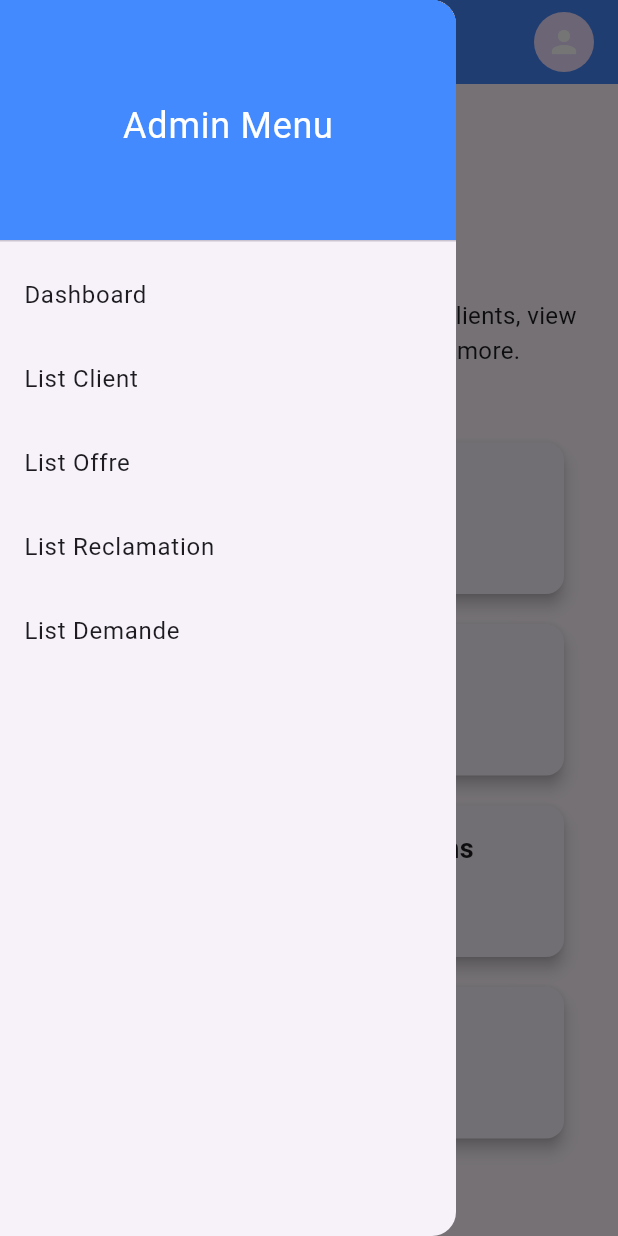
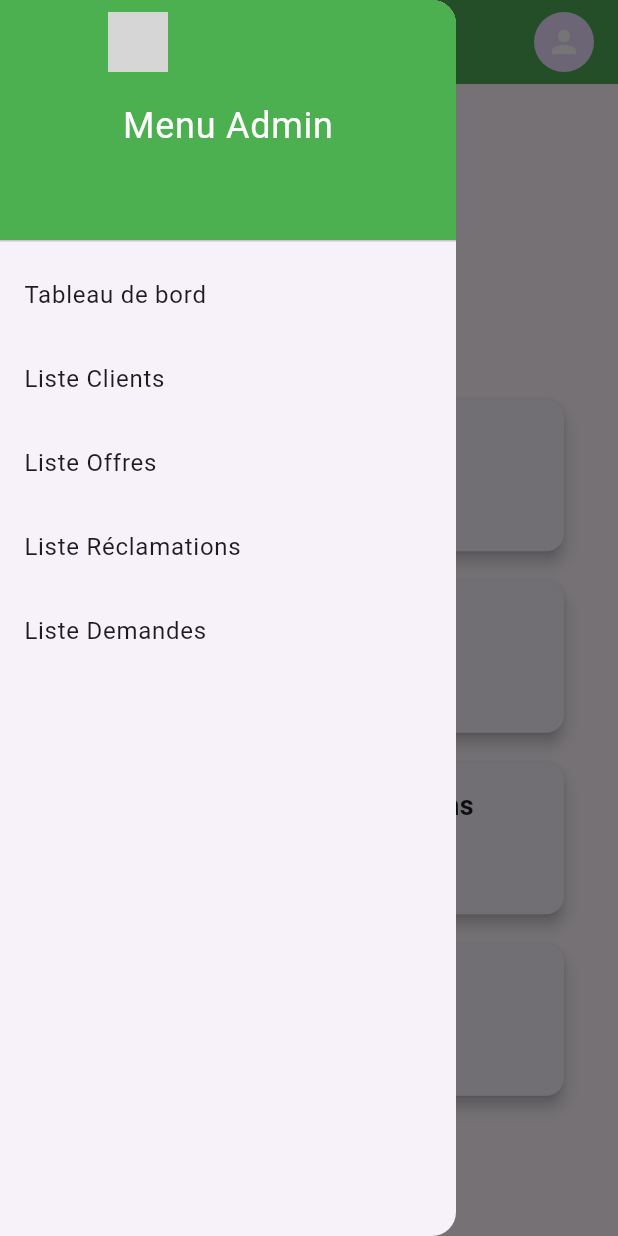
Before and after one commit to yassineB999/AL-AKHDAR-BANK-APP, a Flutter app: the HomeAdmin screen opened by its route, after a tap on the "menu" icon, on a phone screen of 412 x 824 dp. Run offline on Flutter 3.47's test engine with Material 3 defaults, Android fonts, the light colour scheme and no system bars; our stand-ins replace concentric_transition, shared_preferences; accounts and stored records are empty; network calls fail; grey boxes are pictures that could not be loaded.

Commit message:
adding the front end and back end fixing design

```diff
--- a/frontend/lib/Admin/HomeAdmin.dart
+++ b/frontend/lib/Admin/HomeAdmin.dart
@@ -13,7 +13,7 @@ class _HomeAdminState extends State<HomeAdmin> {
   int totalClients = 0;
   int totalOffres = 0;
   int totalReclamations = 0;
-  int totalDemande = 0; // New variable to store total demands
+  int totalDemande = 0; // Nouvelle variable pour stocker le nombre total de demandes
 
   @override
   void initState() {
@@ -21,7 +21,7 @@ class _HomeAdminState extends State<HomeAdmin> {
     _fetchTotalClients();
     _fetchTotalOffres();
     _fetchTotalReclamations();
-    _fetchTotalDemande(); // Fetch total demands on init
+    _fetchTotalDemande(); // Récupérer le nombre total de demandes lors de l'initialisation
   }
 
   Future<void> _fetchTotalClients() async {
@@ -31,7 +31,7 @@ class _HomeAdminState extends State<HomeAdmin> {
         totalClients = clients;
       });
     } catch (e) {
-      print('Failed to fetch total clients: $e');
+      print('Échec de la récupération du nombre total de clients : $e');
     }
   }
 
@@ -42,7 +42,7 @@ class _HomeAdminState extends State<HomeAdmin> {
         totalOffres = offres;
       });
     } catch (e) {
-      print('Failed to fetch total offers: $e');
+      print('Échec de la récupération du nombre total d\'offres : $e');
     }
   }
 
@@ -53,18 +53,18 @@ class _HomeAdminState extends State<HomeAdmin> {
         totalReclamations = reclamations;
       });
     } catch (e) {
-      print('Failed to fetch total reclamations: $e');
+      print('Échec de la récupération du nombre total de réclamations : $e');
     }
   }
 
   Future<void> _fetchTotalDemande() async {
     try {
-      int demandes = await AdminService.getTotalDemandes(); // Fetch the total demands
+      int demandes = await AdminService.getTotalDemandes(); // Récupérer le nombre total de demandes
       setState(() {
         totalDemande = demandes;
       });
     } catch (e) {
-      print('Failed to fetch total demands: $e');
+      print('Échec de la récupération du nombre total de demandes : $e');
     }
   }
 
@@ -77,7 +77,7 @@ class _HomeAdminState extends State<HomeAdmin> {
       child: Scaffold(
         key: _scaffoldKey,
         appBar: AppBar(
-          backgroundColor: Colors.blueAccent,
+          backgroundColor: Colors.green,
           elevation: 2,
           titleSpacing: 0,
           leading: isLargeScreen
@@ -89,10 +89,16 @@ class _HomeAdminState extends State<HomeAdmin> {
           title: Padding(
             padding: const EdgeInsets.symmetric(horizontal: 16.0),
             child: Row(
-              mainAxisAlignment: MainAxisAlignment.center,
+              mainAxisAlignment: MainAxisAlignment.start,
               children: [
+                Image.asset(
+                  'assets/images/1.png',
+                  height: 40, // Ajuster la taille du logo
+                  fit: BoxFit.contain,
+                ),
+                SizedBox(width: 16), // Ajouter un espace entre le logo et le texte
                 const Text(
-                  "Admin Dashboard",
+                  "",
                   style: TextStyle(
                       color: Colors.white,
                       fontWeight: FontWeight.bold,
@@ -117,21 +123,20 @@ class _HomeAdminState extends State<HomeAdmin> {
               mainAxisAlignment: MainAxisAlignment.center,
               children: [
                 Text(
-                  "Welcome to the Admin Dashboard!",
+                  "",
                   style: TextStyle(fontSize: 24, fontWeight: FontWeight.bold),
                 ),
                 SizedBox(height: 20),
                 Text(
-                  "Use the navigation menu to manage clients, view offers, "
-                      "handle reclamations, and more.",
+                  "",
                   style: TextStyle(fontSize: 16),
                   textAlign: TextAlign.center,
                 ),
                 SizedBox(height: 40),
                 _buildDashboardCard("Total Clients", totalClients.toString()),
-                _buildDashboardCard("Total Offers", totalOffres.toString()),
-                _buildDashboardCard("Total Reclamations", totalReclamations.toString()),
-                _buildDashboardCard("Total Demands", totalDemande.toString()), // New card for total demands
+                _buildDashboardCard("Total Offres", totalOffres.toString()),
+                _buildDashboardCard("Total Réclamations", totalReclamations.toString()),
+                _buildDashboardCard("Total Demandes", totalDemande.toString()), // Nouvelle carte pour le nombre total de demandes
               ],
             ),
           ),
@@ -145,11 +150,11 @@ class _HomeAdminState extends State<HomeAdmin> {
       children: [
         DrawerHeader(
           decoration: BoxDecoration(
-            color: Colors.blueAccent,
+            color: Colors.green,
           ),
           child: Center(
             child: Text(
-              'Admin Menu',
+              'Menu Admin',
               style: TextStyle(
                 color: Colors.white,
                 fontSize: 24,
@@ -178,8 +183,7 @@ class _HomeAdminState extends State<HomeAdmin> {
           _handleNavigation(context, item);
         },
         child: Padding(
-          padding: const EdgeInsets.symmetric(
-              vertical: 24.0, horizontal: 16),
+          padding: const EdgeInsets.symmetric(vertical: 24.0, horizontal: 16),
           child: Text(
             item,
             style: const TextStyle(fontSize: 18, color: Colors.white),
@@ -192,22 +196,22 @@ class _HomeAdminState extends State<HomeAdmin> {
 
   void _handleNavigation(BuildContext context, String item) {
     switch (item) {
-      case 'List Client':
+      case 'Liste Clients':
         Navigator.pushNamed(context, '/manageclients');
         break;
-      case 'List Offre':
+      case 'Liste Offres':
         Navigator.pushNamed(context, '/manageoffre');
         break;
-      case 'List Reclamation':
+      case 'Liste Réclamations':
         Navigator.pushNamed(context, '/managereclamation');
         break;
-      case 'List Demande':
+      case 'Liste Demandes':
         Navigator.pushNamed(context, '/managedemande');
         break;
-      case 'Profile':
+      case 'Profil':
         Navigator.pushNamed(context, '/profile');
         break;
-    // Add more cases for other items if needed
+    // Ajouter plus de cas pour d'autres éléments si nécessaire
     }
   }
 
@@ -220,7 +224,7 @@ class _HomeAdminState extends State<HomeAdmin> {
         child: Row(
           mainAxisAlignment: MainAxisAlignment.center,
           children: [
-            Icon(Icons.group, size: 40, color: Colors.blueAccent),
+            Icon(Icons.group, size: 40, color: Colors.green),
             SizedBox(width: 20),
             Column(
               crossAxisAlignment: CrossAxisAlignment.start,
@@ -231,7 +235,7 @@ class _HomeAdminState extends State<HomeAdmin> {
                 ),
                 Text(
                   value,
-                  style: TextStyle(fontSize: 30, color: Colors.blueAccent),
+                  style: TextStyle(fontSize: 30, color: Colors.green),
                 ),
               ],
             ),
@@ -243,11 +247,11 @@ class _HomeAdminState extends State<HomeAdmin> {
 }
 
 final List<String> _menuItems = <String>[
-  'Dashboard',
-  'List Client',
-  'List Offre',
-  'List Reclamation',
-  'List Demande',
+  'Tableau de bord',
+  'Liste Clients',
+  'Liste Offres',
+  'Liste Réclamations',
+  'Liste Demandes',
 ];
 
 enum Menu { profile, signOut }
@@ -266,7 +270,7 @@ class _ProfileIcon extends StatelessWidget {
             Navigator.pushNamed(context, '/profile');
             break;
           case Menu.signOut:
-          // Handle sign out
+          // Gérer la déconnexion
             await Provider.of<AuthProvider>(context, listen: false).signOut();
             Navigator.pushNamedAndRemoveUntil(context, '/auth', (route) => false);
             break;
@@ -275,11 +279,11 @@ class _ProfileIcon extends StatelessWidget {
       itemBuilder: (BuildContext context) => <PopupMenuEntry<Menu>>[
         const PopupMenuItem<Menu>(
           value: Menu.profile,
-          child: Text('Profile'),
+          child: Text('Profil'),
         ),
         const PopupMenuItem<Menu>(
           value: Menu.signOut,
-          child: Text('Sign Out'),
+          child: Text('Déconnexion'),
         ),
       ],
     );
--- a/frontend/lib/Admin/ManageReclamation.dart
+++ b/frontend/lib/Admin/ManageReclamation.dart
@@ -31,7 +31,7 @@ class _ManageReclamationState extends State<ManageReclamation> {
       context: context,
       builder: (context) {
         return AlertDialog(
-          title: Text('Reclamation Details'),
+          title: Text('Détails de la Réclamation'),
           content: SingleChildScrollView(
             child: Column(
               mainAxisSize: MainAxisSize.min,
@@ -40,20 +40,20 @@ class _ManageReclamationState extends State<ManageReclamation> {
                 _buildDetailRow('Date', reclamation.date.split('T')[0]), // Format date if necessary
                 _buildDetailRow('Description', reclamation.description),
                 _buildDetailRow('Type', reclamation.type),
-                _buildDetailRow('Status', reclamation.status),
+                _buildDetailRow('Statut', reclamation.status),
                 SizedBox(height: 10),
-                Text('User Details', style: TextStyle(fontWeight: FontWeight.bold)),
-                _buildDetailRow('User ID', reclamation.utilisateur.idUtilisateur.toString()),
-                _buildDetailRow('Name', '${reclamation.utilisateur.nom} ${reclamation.utilisateur.prenom}'),
+                Text('Détails de l\'Utilisateur', style: TextStyle(fontWeight: FontWeight.bold)),
+                _buildDetailRow('ID Utilisateur', reclamation.utilisateur.idUtilisateur.toString()),
+                _buildDetailRow('Nom', '${reclamation.utilisateur.nom} ${reclamation.utilisateur.prenom}'),
                 _buildDetailRow('Email', reclamation.utilisateur.email),
-                _buildDetailRow('Phone Number', reclamation.utilisateur.numerotelephone),
+                _buildDetailRow('Numéro de Téléphone', reclamation.utilisateur.numerotelephone),
               ],
             ),
           ),
           actions: [
             TextButton(
               onPressed: () => Navigator.of(context).pop(),
-              child: Text('Close'),
+              child: Text('Fermer'),
             ),
           ],
         );
@@ -105,11 +105,11 @@ class _ManageReclamationState extends State<ManageReclamation> {
       });
 
       ScaffoldMessenger.of(context).showSnackBar(
-        SnackBar(content: Text('Status updated successfully')),
+        SnackBar(content: Text('Statut mis à jour avec succès')),
       );
     } catch (e) {
       ScaffoldMessenger.of(context).showSnackBar(
-        SnackBar(content: Text('Failed to update status: $e')),
+        SnackBar(content: Text('Échec de la mise à jour du statut: $e')),
       );
     }
   }
@@ -118,7 +118,7 @@ class _ManageReclamationState extends State<ManageReclamation> {
   Widget build(BuildContext context) {
     return Scaffold(
       appBar: AppBar(
-        title: Text('Manage Reclamations'),
+        title: Text('Gérer les Réclamations'),
       ),
       body: Padding(
         padding: const EdgeInsets.all(16.0),
@@ -132,9 +132,9 @@ class _ManageReclamationState extends State<ManageReclamation> {
                   if (snapshot.connectionState == ConnectionState.waiting) {
                     return Center(child: CircularProgressIndicator());
                   } else if (snapshot.hasError) {
-                    return Center(child: Text('Error: ${snapshot.error}'));
+                    return Center(child: Text('Erreur: ${snapshot.error}'));
                   } else if (!snapshot.hasData || snapshot.data!.isEmpty) {
-                    return Center(child: Text('No reclamations available.'));
+                    return Center(child: Text('Aucune réclamation disponible.'));
                   } else {
                     return _buildReclamationTable(_filteredReclamations);
                   }
@@ -157,7 +157,7 @@ class _ManageReclamationState extends State<ManageReclamation> {
             DataColumn(label: Text('Date')),
             DataColumn(label: Text('Description')),
             DataColumn(label: Text('Type')),
-            DataColumn(label: Text('Status')),
+            DataColumn(label: Text('Statut')),
             DataColumn(label: Text('Actions')),
           ],
           rows: reclamations.map((reclamation) {
@@ -186,12 +186,15 @@ class _ManageReclamationState extends State<ManageReclamation> {
                       _updateReclamationStatus(reclamation, newStatus);
                     }
                   },
-                  hint: Text('Select Status'),
+                  hint: Text('Sélectionner un statut'),
                 ),
               ),
               DataCell(ElevatedButton(
                 onPressed: () => _showReclamationDetails(reclamation),
-                child: Text('View Details'),
+                style: ElevatedButton.styleFrom(
+                  backgroundColor: Colors.green, // Button color set to green
+                ),
+                child: Text('Voir les détails'),
               )),
             ]);
           }).toList(),
```
Also changed, not shown: frontend/lib/Admin/ManageClient.dart (+32 -25 lines), frontend/lib/Admin/ManageDemandes.dart (+16 -17 lines), frontend/lib/Admin/ManageOffer.dart (+29 -21 lines), frontend/lib/App/auth_page.dart (+15 -15 lines), frontend/lib/Client/HomeClient.dart (+44 -41 lines), frontend/lib/Client/Reclamation.dart (+14 -14 lines), 3 other files.
